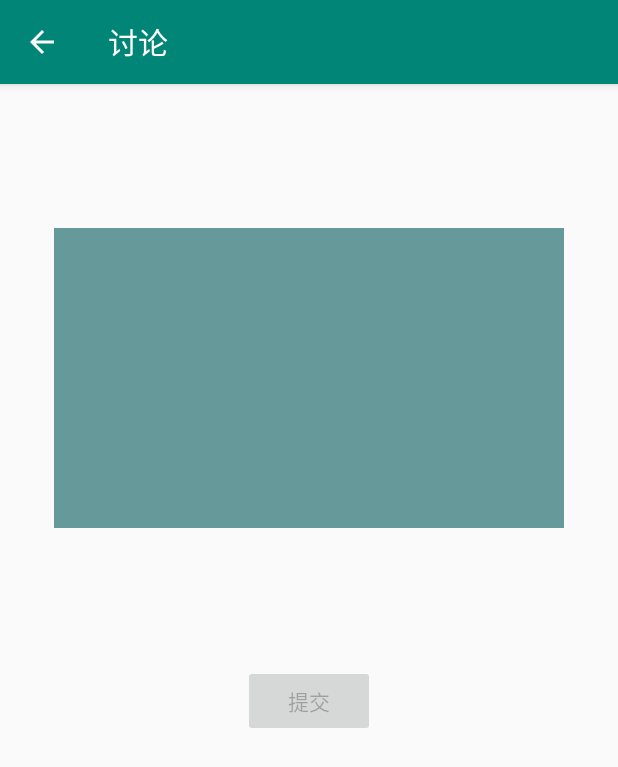
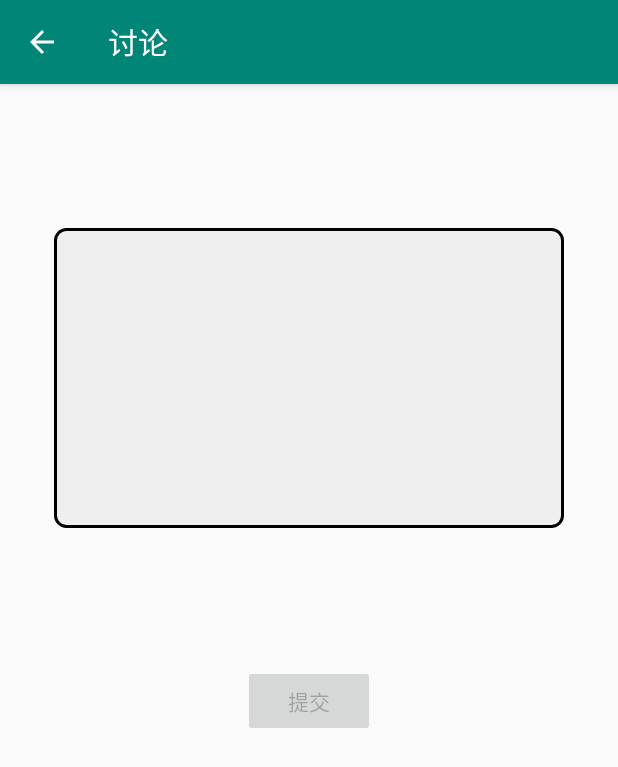
Before and after one commit to ddadaal/ClassroomAssistantRemastered, an Android app: the DiscussionActivity screen opened directly, with no data from a screen before it, on a phone screen of 412 x 824 dp. Shown: the top 767 px of the screen. Run offline under Robolectric (Android 15) with nearby library versions, the phone set to English and light mode, and no system bars; 1 statement that could not run was skipped.

Commit message:
美化文本框显示

```diff
--- /dev/null
+++ b/Student/app/src/main/res/drawable/edit_bg.xml
@@ -0,0 +1,18 @@
+<?xml version="1.0" encoding="utf-8"?>
+<layer-list
+    xmlns:android="http://schemas.android.com/apk/res/android">
+    <item>
+        <shape
+            xmlns:android="http://schemas.android.com/apk/res/android"
+            android:shape="rectangle">
+            <solid
+                android:color="#EFEFEF"/>
+            <corners
+                android:radius="7dp"
+                />
+            <stroke
+                android:width="2dp"
+                android:color="#000000"/>
+        </shape>
+    </item>
+</layer-list>
--- a/Student/app/src/main/res/layout/activity_discussion.xml
+++ b/Student/app/src/main/res/layout/activity_discussion.xml
@@ -14,11 +14,13 @@
             android:layout_marginStart="36dp"
             android:layout_marginTop="96dp"
             android:layout_marginEnd="36dp"
-            android:background="@color/colorTextArea"
             android:singleLine="false"
             app:layout_constraintEnd_toEndOf="parent"
             app:layout_constraintStart_toStartOf="parent"
             app:layout_constraintTop_toTopOf="parent"
+            android:gravity="top"
+            android:padding="10dp"
+            android:background="@drawable/edit_bg"
     />
 
     <Button
--- a/Student/app/src/main/res/layout/activity_practise_gap_filiing.xml
+++ b/Student/app/src/main/res/layout/activity_practise_gap_filiing.xml
@@ -12,11 +12,14 @@
             android:layout_marginStart="36dp"
             android:layout_marginTop="96dp"
             android:layout_marginEnd="36dp"
-            android:background="@color/colorTextArea"
             android:singleLine="false"
             app:layout_constraintEnd_toEndOf="parent"
             app:layout_constraintStart_toStartOf="parent"
             app:layout_constraintTop_toTopOf="parent"
+            android:gravity="top"
+            android:padding="10dp"
+            android:background="@drawable/edit_bg"
+
     />
 
     <Button
--- a/Student/app/src/main/res/layout/activity_question.xml
+++ b/Student/app/src/main/res/layout/activity_question.xml
@@ -18,11 +18,14 @@
         android:layout_marginStart="36dp"
         android:layout_marginTop="96dp"
         android:layout_marginEnd="36dp"
-        android:background="@color/colorTextArea"
+
         android:singleLine="false"
         app:layout_constraintEnd_toEndOf="parent"
         app:layout_constraintStart_toStartOf="parent"
         app:layout_constraintTop_toTopOf="parent"
+        android:gravity="top"
+        android:padding="10dp"
+        android:background="@drawable/edit_bg"
         />
 
     <TextView
--- a/Student/app/src/main/res/values/colors.xml
+++ b/Student/app/src/main/res/values/colors.xml
@@ -4,5 +4,5 @@
     <color name="colorPrimaryDark">#00574B</color>
     <color name="colorAccent">#D81B60</color>
 
-    <color name="colorTextArea">#669999</color>
+    <color name="colorTextArea">#DCDCDC</color>
 </resources>
```
